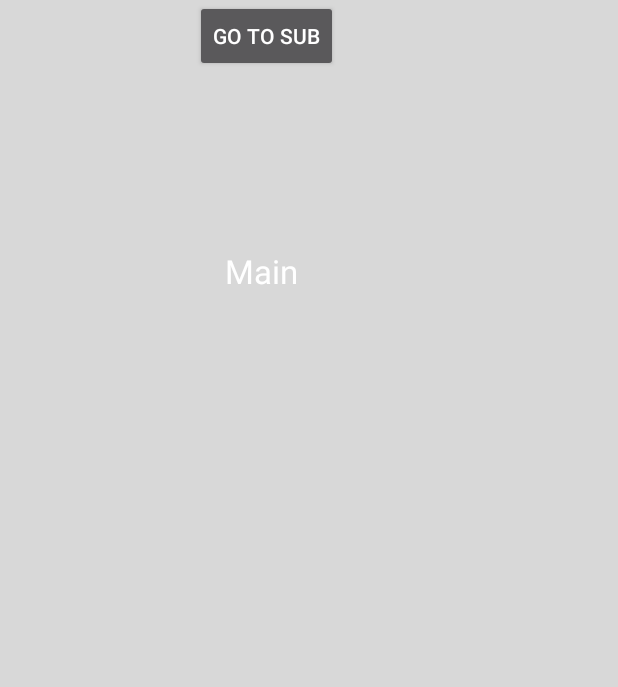
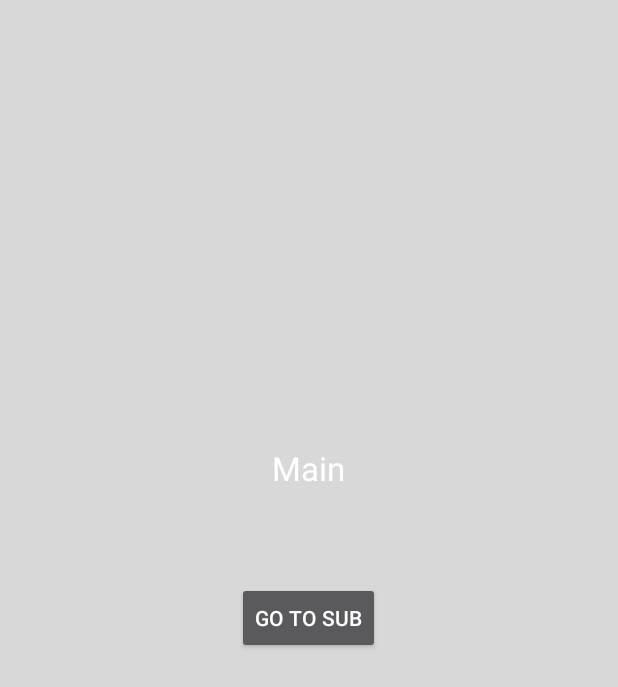
Before and after one commit to takumi-saito/ActivityTransitionTest3, an Android app: the screen it shows after launch (MainActivity), on a phone screen of 412 x 824 dp. Shown: the top 687 px of the screen. Run offline under Robolectric (Android 15) with nearby library versions, the phone set to English and light mode, and no system bars.

Commit message:
提出版 アニメーションゆっくり版

```diff
--- a/app/src/main/java/com/example/chicken/activitytransitiontest3/MainActivity.java
+++ b/app/src/main/java/com/example/chicken/activitytransitiontest3/MainActivity.java
@@ -4,6 +4,8 @@ import android.app.Activity;
 import android.app.ActivityOptions;
 import android.content.Intent;
 import android.os.Bundle;
+import android.util.DisplayMetrics;
+import android.util.Log;
 import android.util.Pair;
 import android.view.Menu;
 import android.view.MenuItem;
@@ -26,7 +28,8 @@ public class MainActivity extends Activity {
     private ImageView mViewDarkGray;
     private ImageView mViewBlack;
 
-    @Override
+    private static String TAG = MainActivity.class.getName();
+
     protected void onCreate(Bundle savedInstanceState) {
         super.onCreate(savedInstanceState);
 
@@ -50,6 +53,16 @@ public class MainActivity extends Activity {
 //        getWindow().setExitTransition(slide1);
 //        getWindow().setEnterTransition(slide1);
 
+
+        DisplayMetrics dm = new DisplayMetrics();
+        getWindowManager().getDefaultDisplay().getMetrics(dm);
+        int dispWidth = dm.widthPixels;
+        int dispHeight = dm.heightPixels;
+
+        //1080px ( xxhdpi ) ：フルHD端末
+        Log.v(TAG, "幅"+String.valueOf(dispWidth));
+        Log.v(TAG, "高さ"+String.valueOf(dispHeight));
+
         mShareViewLightGray = findViewById(R.id.light_gray);
         mShareViewGray = findViewById(R.id.gray);
         mShareViewDarkGray = findViewById(R.id.dark_gray);
@@ -59,6 +72,7 @@ public class MainActivity extends Activity {
         mViewGray = (ImageView)mShareViewGray;
         mViewDarkGray = (ImageView)mShareViewDarkGray;
         mViewBlack = (ImageView)mShareViewBlack;
+
         //非表示化
         setVisibility(View.INVISIBLE);
 
--- a/app/src/main/res/layout/activity_main.xml
+++ b/app/src/main/res/layout/activity_main.xml
@@ -11,17 +11,17 @@
         android:textAppearance="?android:attr/textAppearanceLarge"
         android:text="Main"
         android:id="@+id/textView"
-        android:layout_marginLeft="150dp"
+        android:layout_gravity="center"
         android:layout_alignParentTop="true"
         android:layout_centerHorizontal="true"
-        android:layout_marginTop="166dp" />
+        android:layout_marginBottom="100dp" />
 
     <Button
         android:layout_width="wrap_content"
         android:layout_height="wrap_content"
         android:text="GO TO Sub"
         android:id="@+id/button"
-        android:layout_marginLeft="130dp"
+        android:layout_gravity="center"
         android:layout_centerVertical="true"
         android:layout_centerHorizontal="true" />
 
@@ -48,7 +48,7 @@
         android:transitionName="dark_gray"/>
     <ImageView
         android:id="@+id/black"
-        android:layout_width="50dp"
+        android:layout_width="70dp"
         android:layout_height="match_parent"
         android:layout_marginLeft="500dp"
         android:background="@drawable/black"
--- a/app/src/main/res/layout/activity_second.xml
+++ b/app/src/main/res/layout/activity_second.xml
@@ -9,12 +9,12 @@
         android:layout_width="wrap_content"
         android:layout_height="wrap_content"
         android:textAppearance="?android:attr/textAppearanceLarge"
-        android:text="Second"
+        android:text="Sub"
         android:id="@+id/textView"
-        android:layout_marginLeft="150dp"
+        android:layout_gravity="center"
         android:layout_alignParentTop="true"
         android:layout_centerHorizontal="true"
-        android:layout_marginTop="166dp" />
+        android:layout_marginBottom="100dp" />
 
     <ImageView
         android:id="@+id/light_gray"
@@ -39,7 +39,7 @@
         android:transitionName="dark_gray"/>
     <ImageView
         android:id="@+id/black"
-        android:layout_width="50dp"
+        android:layout_width="70dp"
         android:layout_height="match_parent"
         android:layout_marginLeft="-50dp"
         android:background="@drawable/black"
--- a/app/src/main/res/transition/move_reenter.xml
+++ b/app/src/main/res/transition/move_reenter.xml
@@ -1,5 +1,5 @@
 <?xml version="1.0" encoding="utf-8"?>
-    <transitionSet xmlns:android="http://schemas.android.com/apk/res/android" android:duration="@integer/duration">
+    <transitionSet xmlns:android="http://schemas.android.com/apk/res/android" android:duration="@integer/duration" >
         <changeBounds/>
         <changeTransform/>
         <changeClipBounds/>
--- a/app/src/main/res/transition/slide_enter.xml
+++ b/app/src/main/res/transition/slide_enter.xml
@@ -1,2 +1,2 @@
 <?xml version="1.0" encoding="utf-8"?>
-<slide xmlns:android="http://schemas.android.com/apk/res/android" android:slideEdge="right" android:duration="@integer/duration"></slide>
+<slide xmlns:android="http://schemas.android.com/apk/res/android" android:slideEdge="right" android:duration="@integer/duration" android:startDelay="@integer/startDelay"></slide>
--- a/app/src/main/res/transition/slide_exit.xml
+++ b/app/src/main/res/transition/slide_exit.xml
@@ -1,2 +1,2 @@
 <?xml version="1.0" encoding="utf-8"?>
-<slide xmlns:android="http://schemas.android.com/apk/res/android" android:slideEdge="left" android:duration="@integer/duration" />
+<slide xmlns:android="http://schemas.android.com/apk/res/android" android:slideEdge="left" android:duration="@integer/duration" android:startDelay="40"/>
--- /dev/null
+++ b/app/src/main/res/transition/slide_reenter.xml
@@ -0,0 +1,2 @@
+<?xml version="1.0" encoding="utf-8"?>
+<slide xmlns:android="http://schemas.android.com/apk/res/android" android:slideEdge="left" android:duration="@integer/duration" android:startDelay="400"/>
--- a/app/src/main/res/values-v21/styles.xml
+++ b/app/src/main/res/values-v21/styles.xml
@@ -5,7 +5,7 @@
         <item name="android:windowContentTransitions">true</item>
         <item name="android:windowEnterTransition">@transition/slide_enter</item>
         <item name="android:windowExitTransition">@transition/slide_exit</item>
-        <item name="android:windowReenterTransition">@transition/slide_exit</item>
+        <item name="android:windowReenterTransition">@transition/slide_reenter</item>
         <item name="android:windowReturnTransition">@transition/slide_return</item>
 
         <item name="android:windowSharedElementEnterTransition">@transition/move</item>
```
